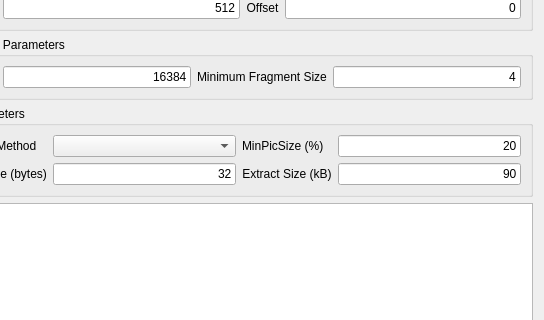
The window that gui/file_carving_ui.ui (rpoisel/mmc) describes before a commit, drawn with Qt 5; both pictures show x 82 to 626 and y 147 to 467 of the 626 by 578 pixel window.
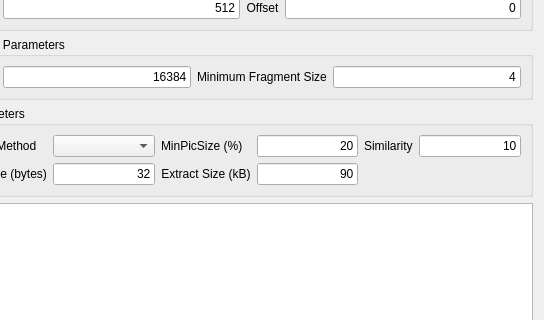
The same window after the commit.

What changed in the file:
```diff
--- a/gui/file_carving_ui.ui
+++ b/gui/file_carving_ui.ui
@@ -253,6 +253,23 @@
         </property>
        </widget>
       </item>
+      <item row="0" column="6">
+       <widget class="QLabel" name="label_11">
+        <property name="text">
+         <string>Similarity</string>
+        </property>
+       </widget>
+      </item>
+      <item row="0" column="7">
+       <widget class="QLineEdit" name="similarity">
+        <property name="text">
+         <string>10</string>
+        </property>
+        <property name="alignment">
+         <set>Qt::AlignRight|Qt::AlignTrailing|Qt::AlignVCenter</set>
+        </property>
+       </widget>
+      </item>
      </layout>
     </widget>
    </item>
```
